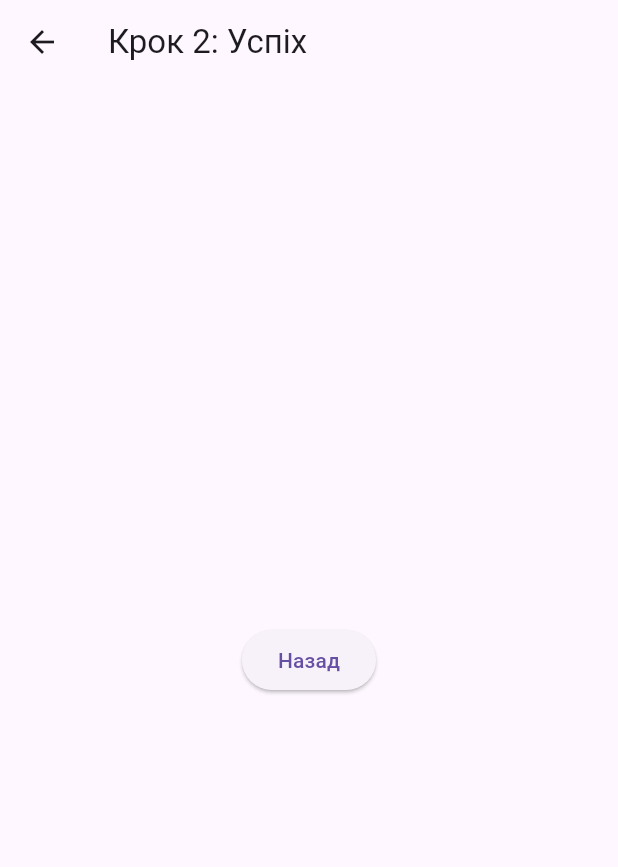
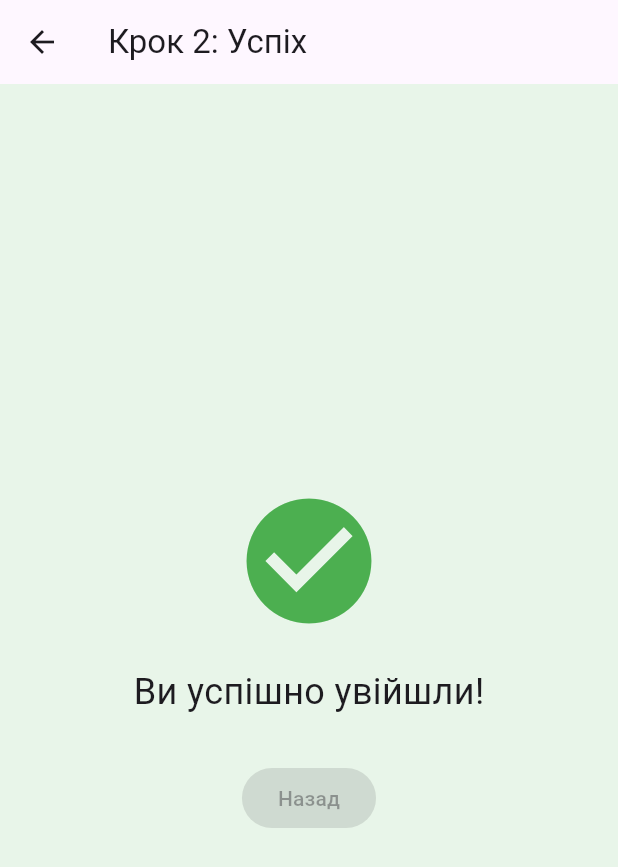
Before and after one commit to KIS-IT-PRODUCTION/tracking_test, a Flutter app: the FinishPage screen opened by its route, on a phone screen of 412 x 824 dp. Shown: the top 867 px of the screen. Run offline on Flutter 3.47's test engine with Material 3 defaults, Android fonts, the phone set to English and light mode, and no system bars; missing offline and left inert: dart:html, dart:js_util, dart:ui_web.

Commit message:
new screen

```diff
--- a/lib/main.dart
+++ b/lib/main.dart
@@ -80,8 +80,16 @@ class WebTrackedBtn extends StatelessWidget {
     return GestureDetector(
       behavior: HitTestBehavior.translucent,
       onTapUp: (details) {
+        // 1. Спочатку відправляємо дані в трекер (Клік)
         _callJs('triggerClick', [id, details.globalPosition.dx.toInt(), details.globalPosition.dy.toInt()]);
-        if (onTap != null) onTap!();
+
+        // 2. Робимо невелику паузу (150мс), щоб трекер встиг обробити клік
+        // до того, як зміниться сторінка
+        if (onTap != null) {
+          Future.delayed(const Duration(milliseconds: 150), () {
+            onTap!();
+          });
+        }
       },
       child: Stack(
         children: [
@@ -227,11 +235,25 @@ class _TestPageState extends State<TestPage> {
                   const Icon(Icons.login, size: 80, color: Colors.blue),
                   WebTrackedInput(id: 'login_input_field', label: 'Логін', controller: _loginController),
                   const SizedBox(height: 20),
+
+                  // ТУТ ВІДБУВАЄТЬСЯ ПЕРЕХІД
                   WebTrackedBtn(
                     id: 'login_btn_top',
-                    onTap: () => Navigator.pushNamed(context, '/finish'),
-                    child: ElevatedButton(onPressed: (){}, child: const Text("Увійти")),
+                    onTap: () {
+                      // Цей код виконається через 150мс після кліку
+                      Navigator.pushNamed(context, '/finish');
+                    },
+                    child: ElevatedButton(
+                      onPressed: null, // Вимикаємо стандартний onPressed, бо керуємо через onTap
+                      style: ElevatedButton.styleFrom(
+                        backgroundColor: Colors.blue, // Колір кнопки
+                        disabledBackgroundColor: Colors.blue, // Щоб виглядала активною
+                        disabledForegroundColor: Colors.white,
+                      ),
+                      child: const Text("Увійти"),
+                    ),
                   ),
+
                   const SizedBox(height: 1000), // Довгий скрол
                   WebTrackedBtn(
                     id: 'scroll_btn',
@@ -256,11 +278,21 @@ class FinishPage extends StatelessWidget {
   Widget build(BuildContext context) {
     return Scaffold(
       appBar: AppBar(title: const Text("Крок 2: Успіх")),
+      backgroundColor: Colors.green[50],
       body: Center(
-        child: WebTrackedBtn(
-          id: 'back_btn',
-          onTap: () => Navigator.pop(context),
-          child: ElevatedButton(onPressed: (){}, child: const Text("Назад")),
+        child: Column(
+          mainAxisAlignment: MainAxisAlignment.center,
+          children: [
+            const Icon(Icons.check_circle, size: 100, color: Colors.green),
+            const SizedBox(height: 20),
+            const Text("Ви успішно увійшли!", style: TextStyle(fontSize: 24)),
+            const SizedBox(height: 30),
+            WebTrackedBtn(
+              id: 'back_btn',
+              onTap: () => Navigator.pop(context),
+              child: ElevatedButton(onPressed: null, child: const Text("Назад")),
+            ),
+          ],
         ),
       ),
     );
```
Also changed, not shown: docs/assets/fonts/MaterialIcons-Regular.otf, 3 other files.
